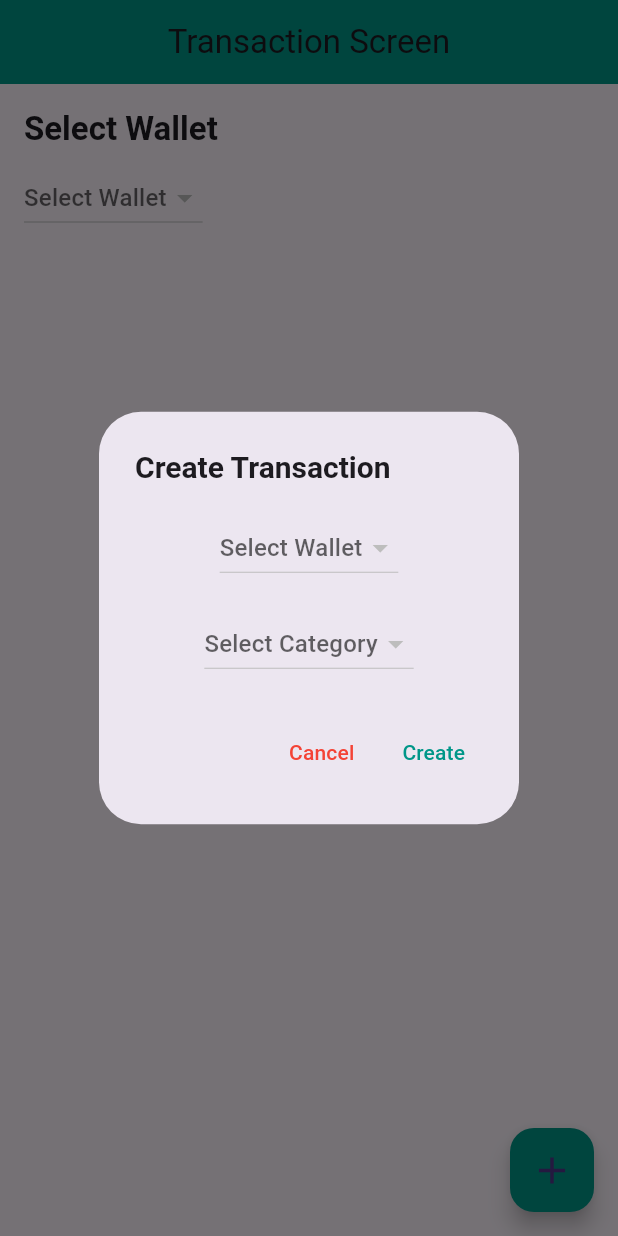
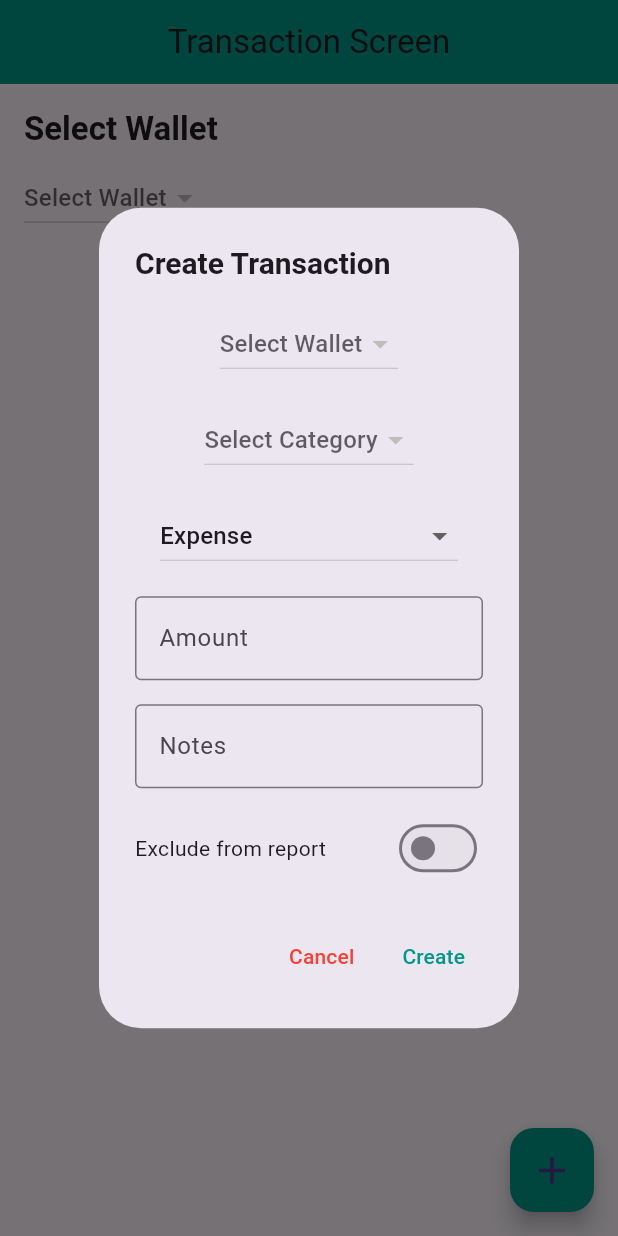
Before and after one commit to vovanhung-dev/MoneyLover-V2, a Flutter app: the TransactionScreen screen opened directly, after a tap on the "add" icon, on a phone screen of 412 x 824 dp. Run offline on Flutter 3.47's test engine with Material 3 defaults, Android fonts, the phone set to English and light mode, and no system bars; our stand-ins replace cloud_firestore, dio, firebase_core, fl_chart, shared_preferences; accounts and stored records are empty; network calls fail.

Commit message:
update code

```diff
--- a/App/App/lib/page/Transaction/TransactionScreen.dart
+++ b/App/App/lib/page/Transaction/TransactionScreen.dart
@@ -23,12 +23,16 @@ class _TransactionScreenState extends State<TransactionScreen> {
   late Future<List<Category>> _categoriesFuture;
   late Future<WalletResponse> _walletsFuture;
   late Future<dynamic> _transactionsFuture;
-  String _selectedWallet = '';
-  String _selectedCategory = '';
+  String? _selectedWallet;
+  String? _selectedCategory;
+  String _transactionType = 'Expense';
   DateTime _startDate = DateTime.now();
   DateTime _endDate = DateTime.now();
   List<Category> _categories = [];
   List<Wallet> _wallets = [];
+  TextEditingController _amountController = TextEditingController();
+  TextEditingController _notesController = TextEditingController();
+  bool _exclude = false;
 
   @override
   void initState() {
@@ -68,7 +72,7 @@ class _TransactionScreenState extends State<TransactionScreen> {
       String end = '${_endDate.day}-${_endDate.month}-${_endDate.year}';
 
       final response = await _transactionAPI.getTransactions(
-        wallet: _selectedWallet,
+        wallet: _selectedWallet ?? '',
         start: start,
         end: end,
       );
@@ -84,14 +88,14 @@ class _TransactionScreenState extends State<TransactionScreen> {
   Future<void> _createTransaction() async {
     try {
       final transaction = {
-        'wallet': _selectedWallet,
-        'amount': 100000,
+        'wallet': _selectedWallet ?? '',
+        'amount': double.tryParse(_amountController.text) ?? 0.0,
         'remind': true,
-        'exclude': false,
-        'notes': '',
-        'date': '20-8-2024',
-        'category': _selectedCategory,
-        'type': 'Expense',
+        'exclude': _exclude,
+        'notes': _notesController.text,
+        'date': '${_startDate.day}-${_startDate.month}-${_startDate.year}',
+        'category': _selectedCategory ?? '',
+        'type': _transactionType,
       };
       final result = await _transactionAPI.createTransaction(transaction as Transaction);
       ScaffoldMessenger.of(context).showSnackBar(SnackBar(content: Text(result)));
@@ -117,7 +121,8 @@ class _TransactionScreenState extends State<TransactionScreen> {
       builder: (context) {
         return AlertDialog(
           title: const Text('Create Transaction', style: TextStyle(fontSize: 20.0, fontWeight: FontWeight.bold)),
-          content: Column(
+          content: SingleChildScrollView(
+            child: Column(
               mainAxisSize: MainAxisSize.min,
               children: [
                 DropdownButton<String>(
@@ -131,7 +136,7 @@ class _TransactionScreenState extends State<TransactionScreen> {
                   }).toList(),
                   onChanged: (value) {
                     setState(() {
-                    _selectedWallet = value!;
+                      _selectedWallet = value;
                     });
                   },
                 ),
@@ -147,11 +152,60 @@ class _TransactionScreenState extends State<TransactionScreen> {
                   }).toList(),
                   onChanged: (value) {
                     setState(() {
-                    _selectedCategory = value!;
+                      _selectedCategory = value;
+                    });
+                  },
+                ),
+                const SizedBox(height: 16.0),
+                DropdownButton<String>(
+                  value: _transactionType,
+                  hint: const Text('Select Transaction Type'),
+                  items: ['Expense', 'Income'].map((type) {
+                    return DropdownMenuItem(
+                      value: type,
+                      child: Text(type),
+                    );
+                  }).toList(),
+                  onChanged: (value) {
+                    setState(() {
+                      _transactionType = value!;
+                    });
+                  },
+                ),
+                const SizedBox(height: 16.0),
+                TextField(
+                  controller: _amountController,
+                  keyboardType: TextInputType.number,
+                  decoration: const InputDecoration(
+                    labelText: 'Amount',
+                    border: OutlineInputBorder(),
+                  ),
+                ),
+                const SizedBox(height: 16.0),
+                TextField(
+                  controller: _notesController,
+                  decoration: const InputDecoration(
+                    labelText: 'Notes',
+                    border: OutlineInputBorder(),
+                  ),
+                ),
+                const SizedBox(height: 16.0),
+                Row(
+                  mainAxisAlignment: MainAxisAlignment.spaceBetween,
+                  children: [
+                    const Text('Exclude from report'),
+                    Switch(
+                      value: _exclude,
+                      onChanged: (value) {
+                        setState(() {
+                          _exclude = value;
                         });
                       },
                     ),
                   ],
+                ),
+              ],
+            ),
           ),
           actions: [
             TextButton(
@@ -202,7 +256,7 @@ class _TransactionScreenState extends State<TransactionScreen> {
               }).toList(),
               onChanged: (value) {
                 setState(() {
-                  _selectedWallet = value!;
+                  _selectedWallet = value;
                   _loadTransactions(); // Load transactions when wallet is changed
                 });
               },
```
Also changed, not shown: App/App/lib/data/TransactionAPI.dart (+7 -1 lines). Lines whose indentation alone changed are shown as unchanged.
